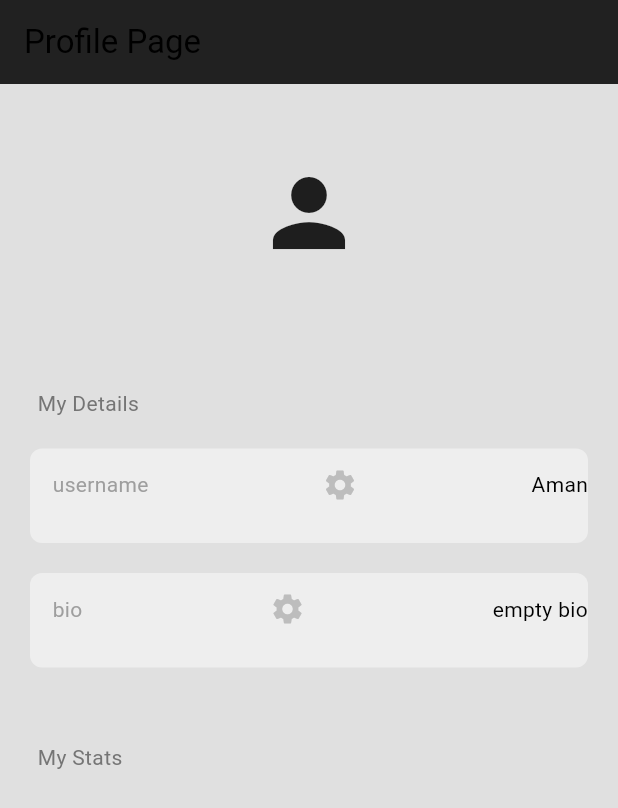
After one commit to amankidwai88/Fitness_App_Bad, a Flutter app: the ProfilePage screen opened directly, on a phone screen of 412 x 824 dp. The commit adds this screen. Shown: the top 808 px of the screen. Run offline on Flutter 3.47's test engine with Material 3 defaults, Android fonts, the phone set to English and light mode, and no system bars; our stand-ins replace bloc, cloud_firestore, equatable, firebase_auth, firebase_core, flutter_bloc and 1 more; accounts and stored records are empty.

Commit message:
Profile Page

```diff
--- /dev/null
+++ b/Flutter_FinalProject-master/lib/Components/text_box.dart
@@ -0,0 +1,54 @@
+import 'package:flutter/material.dart';
+
+class MyTextBox extends StatelessWidget {
+  final String text;
+  final String sectionName;
+  final void Function()? onPressed;
+  const MyTextBox(
+      {super.key,
+      required this.text,
+      required this.sectionName,
+      required this.onPressed});
+
+  @override
+  Widget build(BuildContext context) {
+    var onPressed2 = onPressed;
+    return Container(
+      decoration: BoxDecoration(
+        color: Colors.grey[200],
+        borderRadius: BorderRadius.circular(8),
+      ),
+      padding: const EdgeInsets.only(
+        left: 15,
+        bottom: 15,
+      ),
+      margin: const EdgeInsets.only(left: 20, right: 20, top: 20),
+      child: Column(
+        crossAxisAlignment: CrossAxisAlignment.start,
+        children: [
+          Row(
+            mainAxisAlignment: MainAxisAlignment.spaceBetween,
+            children: [
+              //section name
+              Text(
+                sectionName,
+                style: TextStyle(color: Colors.grey[500]),
+              ),
+              //edit button
+              //onPressed: onPressed,
+              IconButton(
+                  onPressed: () {
+                    onPressed2;
+                  },
+                  icon: Icon(
+                    Icons.settings,
+                    color: Colors.grey[400],
+                  )),
+              Text(text),
+            ],
+          ),
+        ],
+      ),
+    );
+  }
+}
--- a/Flutter_FinalProject-master/lib/screens/Dashboard/dashboard.dart
+++ b/Flutter_FinalProject-master/lib/screens/Dashboard/dashboard.dart
@@ -1,4 +1,5 @@
 import 'package:crud/bloc/sign_in/sign_in_bloc.dart';
+import 'package:crud/screens/profile_page.dart';
 import 'package:flutter/material.dart';
 import 'package:flutter_bloc/flutter_bloc.dart';
 import 'package:google_fonts/google_fonts.dart';
@@ -108,10 +109,26 @@ class _HomeScreenState extends State<HomeScreen> {
                 },
               ),
               ListTile(
-                leading: Icon(Icons.settings, color: Colors.white),
-                title: Text("Settings", style: TextStyle(color: Colors.white)),
+                leading: const Icon(Icons.settings, color: Colors.white),
+                title: const Text("Settings",
+                    style: TextStyle(color: Colors.white)),
                 onTap: () {
                   Navigator.pop(context);
+                },
+              ),
+              ListTile(
+                leading: Icon(Icons.account_circle, color: Colors.grey[400]),
+                title: Text("User Profile",
+                    style: TextStyle(color: Colors.grey[400])),
+                onTap: () {
+                  Navigator.pop(context); // Close the drawer
+                  // Navigate to the Home screen
+                  Navigator.pushReplacement(
+                    //check alignment sign up > profile else login > home page
+                    context,
+                    MaterialPageRoute(
+                        builder: (context) => const ProfilePage()),
+                  );
                 },
               ),
               Spacer(),
--- /dev/null
+++ b/Flutter_FinalProject-master/lib/screens/profile_page.dart
@@ -0,0 +1,84 @@
+//import 'dart:ffi';
+
+import 'package:crud/Components/text_box.dart';
+import 'package:firebase_auth/firebase_auth.dart';
+import 'package:flutter/material.dart';
+
+class ProfilePage extends StatefulWidget {
+  const ProfilePage({super.key});
+
+  @override
+  State<ProfilePage> createState() => _ProfilePageState();
+}
+
+class _ProfilePageState extends State<ProfilePage> {
+//user
+  final currentUser = FirebaseAuth.instance.currentUser;
+
+  //edit field
+  Future<void> editField(String field) async {}
+
+  @override
+  Widget build(BuildContext context) {
+    return Scaffold(
+      backgroundColor: Colors.grey[300],
+      appBar: AppBar(
+        title: Text("Profile Page"),
+        backgroundColor: Colors.grey[900],
+      ),
+      body: ListView(
+        children: [
+          const SizedBox(height: 50),
+          //profile pic
+          const Icon(
+            Icons.person,
+            size: 72,
+          ),
+          const SizedBox(height: 10),
+          //user email
+          Text(
+            currentUser?.email ?? '',
+            textAlign: TextAlign.center,
+            style: TextStyle(color: Colors.grey[700]),
+          ),
+          const SizedBox(height: 50),
+
+          //user details
+          Padding(
+            padding: const EdgeInsets.only(left: 25.0),
+            child: Text(
+              'My Details',
+              style: TextStyle(color: Colors.grey[600]),
+            ),
+          ),
+
+          //username
+          MyTextBox(
+            text: 'Aman',
+            sectionName: 'username',
+            onPressed: () => editField('username'),
+          ),
+
+          //bio
+          MyTextBox(
+            text: 'empty bio',
+            sectionName: 'bio',
+            onPressed: () => editField('bio'),
+          ), //MyTextBox
+
+          const SizedBox(height: 50), // MyTextBox
+
+          //gymstuff
+          //user details
+          Padding(
+            padding: const EdgeInsets.only(left: 25.0),
+            child: Text(
+              'My Stats',
+              style: TextStyle(color: Colors.grey[600]),
+            ),
+          ),
+        ],
+      ),
+    );
+  }
+}
```
Also changed, not shown: 1 other file.
